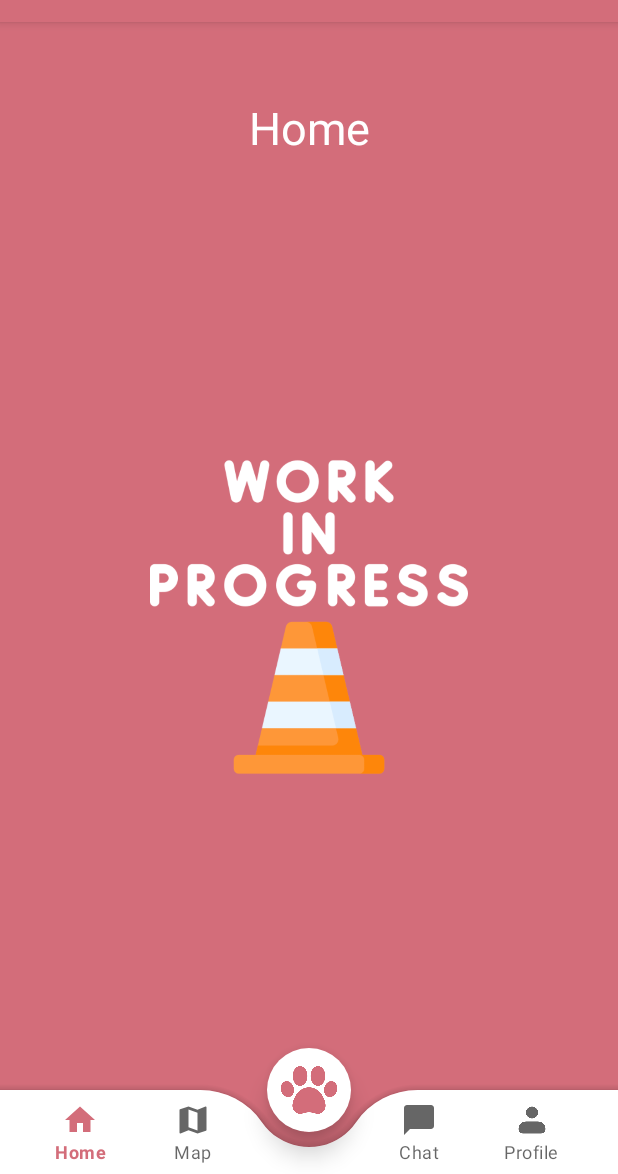
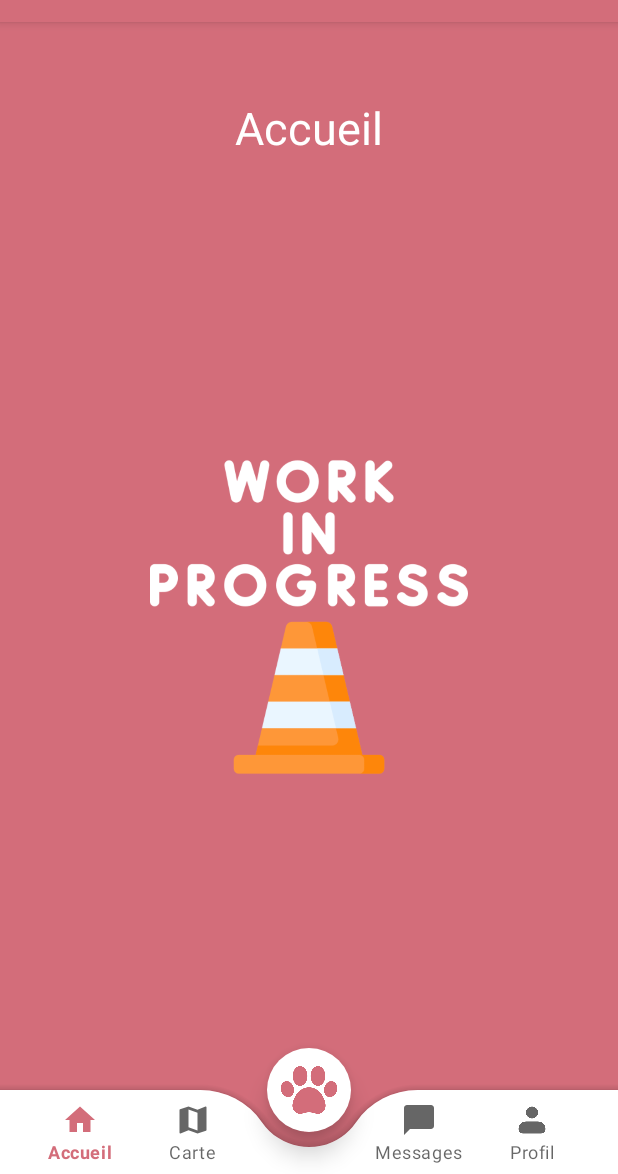
Before and after one commit to nathaliu/PawPal, an Android app: the screen it shows after launch (MainActivity), on a phone screen of 412 x 824 dp, the part 62-1236 px from its top. Run offline under Robolectric (Android 15) with nearby library versions, the phone set to English and light mode, and no system bars.

```diff
--- a/app/src/main/res/values/strings.xml
+++ b/app/src/main/res/values/strings.xml
@@ -1,10 +1,10 @@
 <resources>
     <string name="app_name">PawPal</string>
-    <string name="title_home">Home</string>
-    <string name="title_map">Map</string>
+    <string name="title_home">Accueil</string>
+    <string name="title_map">Carte</string>
     <string name="title_paw">Paw</string>
-    <string name="title_chat">Chat</string>
-    <string name="title_profile">Profile</string>
+    <string name="title_chat">Messages</string>
+    <string name="title_profile">Profil</string>
 
     <string-array name="gender_array">
         <item>Femelle</item>
```
Also changed, not shown: 1 other file.
